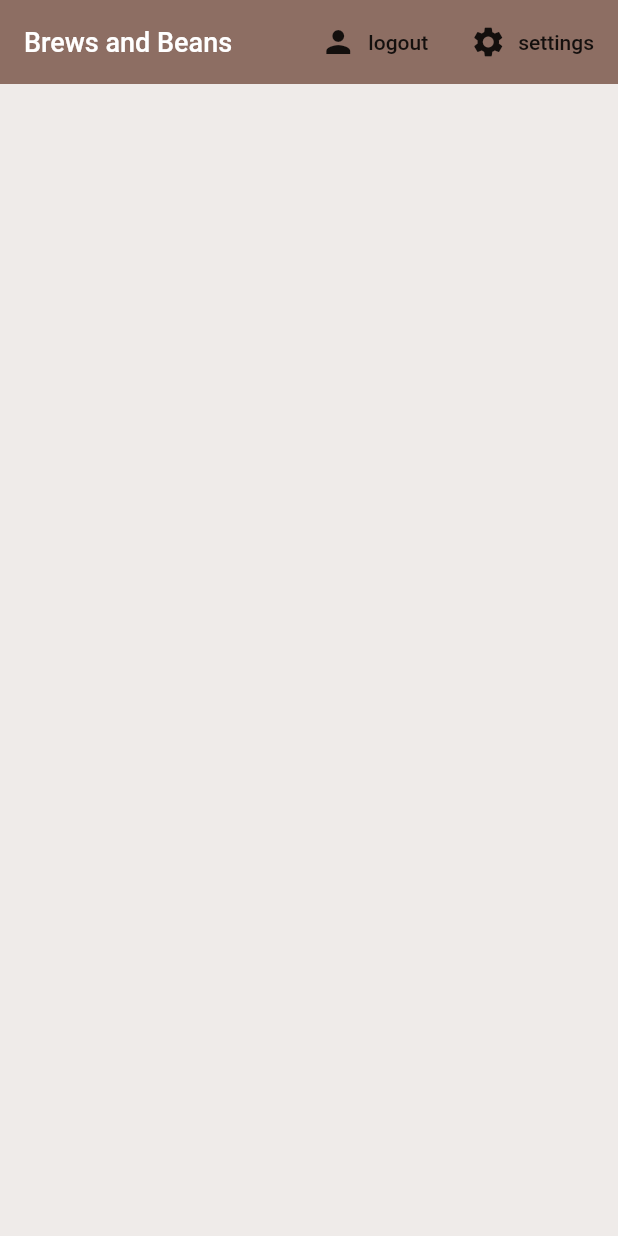
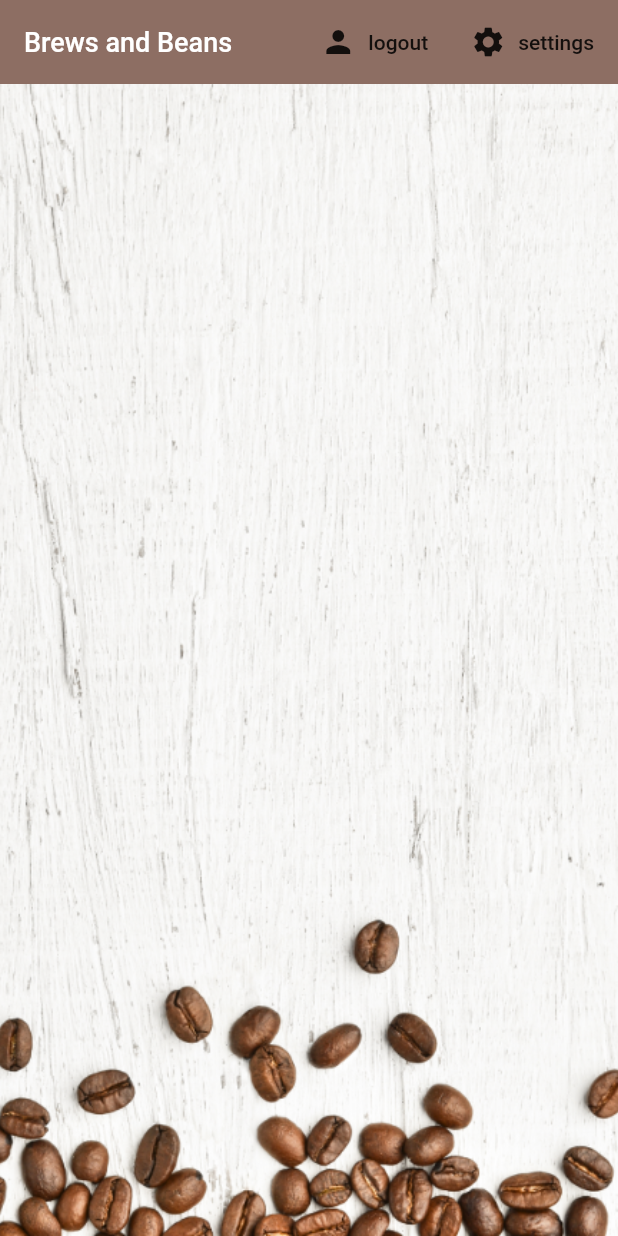
Before and after one commit to ChrisNosowsky/flutter-firebase-brews-and-beans, a Flutter app: the screen it shows once a user with an empty profile is signed in, on a phone screen of 412 x 824 dp. Run offline on Flutter 3.47's test engine with Material 2 defaults, Android fonts, the phone set to English and light mode, and no system bars; our stand-ins replace cloud_firestore, firebase_auth, flutter_spinkit; accounts and stored records are empty.

```diff
--- a/lib/screens/home/brew_tile.dart
+++ b/lib/screens/home/brew_tile.dart
@@ -17,6 +17,7 @@ class BrewTile extends StatelessWidget {
           leading: CircleAvatar(
             radius: 25.0,
             backgroundColor: Colors.brown[brew.strength],
+            backgroundImage: AssetImage('assets/coffee_icon.png'),
           ),
           title: Text(brew.name),
           subtitle: Text("Takes ${brew.sugars} sugar(s)"),
--- a/lib/screens/home/home.dart
+++ b/lib/screens/home/home.dart
@@ -48,7 +48,15 @@ class Home extends StatelessWidget {
             )
           ],
         ),
-        body: BrewList(),
+        body: Container(
+          decoration: BoxDecoration(
+            image: DecorationImage(
+              image: AssetImage('assets/coffee_bg.png'),
+              fit: BoxFit.cover
+            ),
+          ),
+          child: BrewList()
+        ),
       ),
     );
   }
--- a/pubspec.yaml
+++ b/pubspec.yaml
@@ -47,9 +47,8 @@ flutter:
   uses-material-design: true
 
   # To add assets to your application, add an assets section, like this:
-  # assets:
-  #  - images/a_dot_burr.jpeg
-  #  - images/a_dot_ham.jpeg
+  assets:
+   - assets/
 
   # An image asset can refer to one or more resolution-specific "variants", see
   # https://flutter.dev/assets-and-images/#resolution-aware.
```
Also changed, not shown: assets/coffee_bg.png (added), assets/coffee_icon.png (added).
